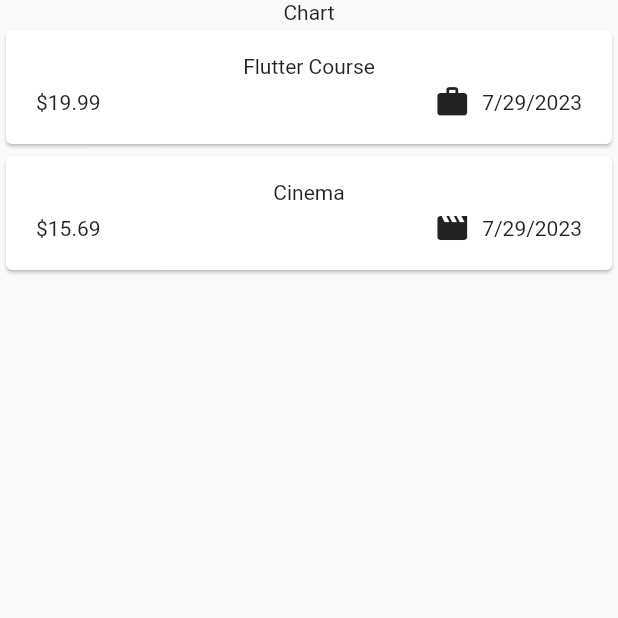
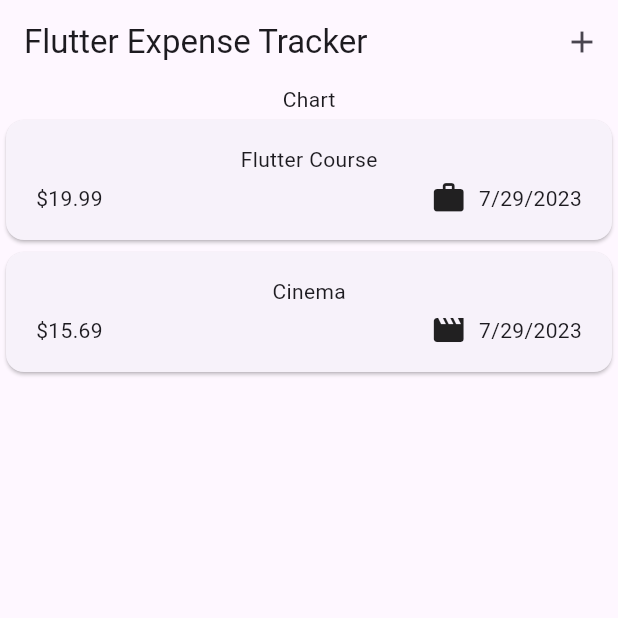
Before and after one commit to tyange/flutter_complete_expense_tracker, a Flutter app: the screen it shows after launch, on a phone screen of 412 x 824 dp, the top half of it. Run offline on Flutter 3.47's test engine with Material 2 defaults, Android fonts, the phone set to English and light mode, and no system bars.

Commit message:
added app bar

```diff
--- a/lib/main.dart
+++ b/lib/main.dart
@@ -4,8 +4,9 @@ import 'package:flutter_complete_expense_tracker/widgets/expenses.dart';
 
 void main() {
   runApp(
-    const MaterialApp(
-      home: Expenses(),
+    MaterialApp(
+      theme: ThemeData(useMaterial3: true),
+      home: const Expenses(),
     ),
   );
 }
--- a/lib/widgets/expenses.dart
+++ b/lib/widgets/expenses.dart
@@ -28,9 +28,20 @@ class _ExpensesState extends State<Expenses> {
     )
   ];
 
+  void _openAddExpenseOverlay() {}
+
   @override
   Widget build(BuildContext context) {
     return Scaffold(
+      appBar: AppBar(
+        title: const Text('Flutter Expense Tracker'),
+        actions: [
+          IconButton(
+            onPressed: _openAddExpenseOverlay,
+            icon: const Icon(Icons.add),
+          )
+        ],
+      ),
       body: Column(
         children: [
           const Text('Chart'),
```
